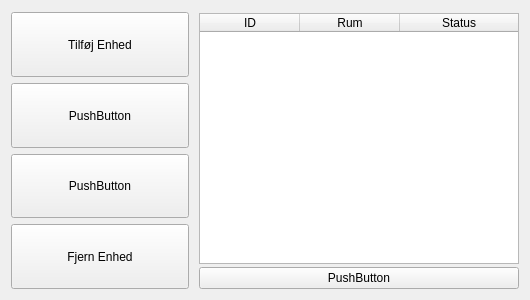
Qt form HomeAutomation/mainmenu.ui (PRJ2GR15/Software-Design) before a commit.
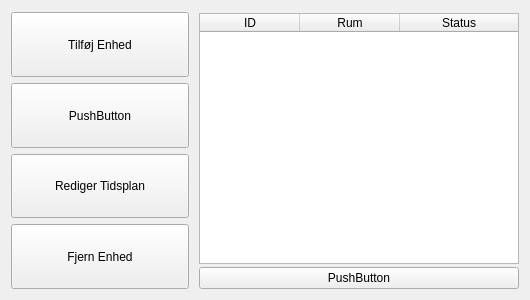
The same form after that commit.

```diff
--- a/HomeAutomation/mainmenu.ui
+++ b/HomeAutomation/mainmenu.ui
@@ -72,7 +72,7 @@
         </sizepolicy>
        </property>
        <property name="text">
-        <string>PushButton</string>
+        <string>Rediger Tidsplan</string>
        </property>
       </widget>
      </item>
```
